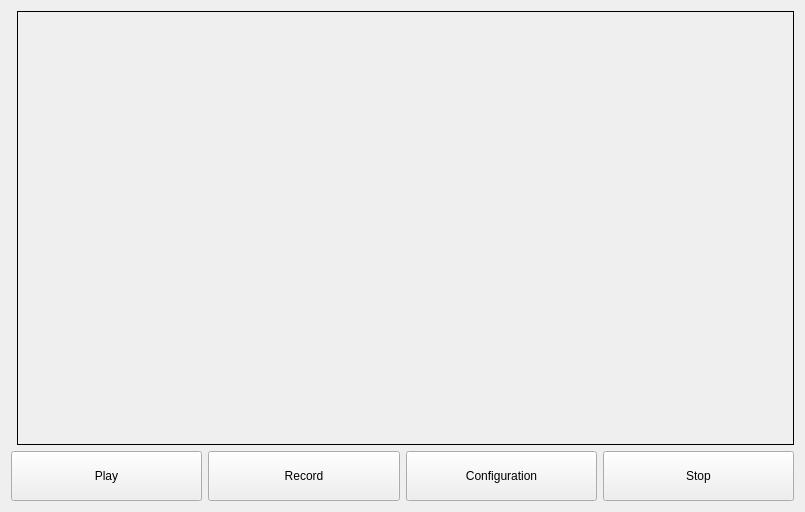
The window that WDgui/Video/videoform.ui (geirwanvik/WDrov) describes before a commit, drawn with Qt 5.
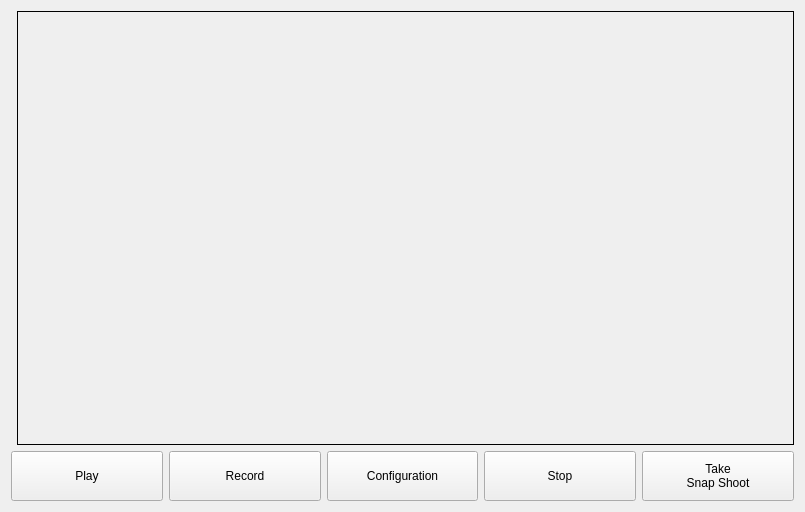
The same window after the commit.

Commit message:
Added Take Snap shot from kamera Stream
Added Snapp shot of stream. Needs some more work, adding time and date.

The edit to the form file:
```diff
--- a/WDgui/Video/videoform.ui
+++ b/WDgui/Video/videoform.ui
@@ -111,6 +111,20 @@
        </property>
       </widget>
      </item>
+     <item>
+      <widget class="QPushButton" name="pushButtonTakePicture">
+       <property name="sizePolicy">
+        <sizepolicy hsizetype="Preferred" vsizetype="Preferred">
+         <horstretch>0</horstretch>
+         <verstretch>0</verstretch>
+        </sizepolicy>
+       </property>
+       <property name="text">
+        <string>Take
+Snap Shoot</string>
+       </property>
+      </widget>
+     </item>
     </layout>
    </item>
   </layout>
```
The commit also changes 4 other files.
